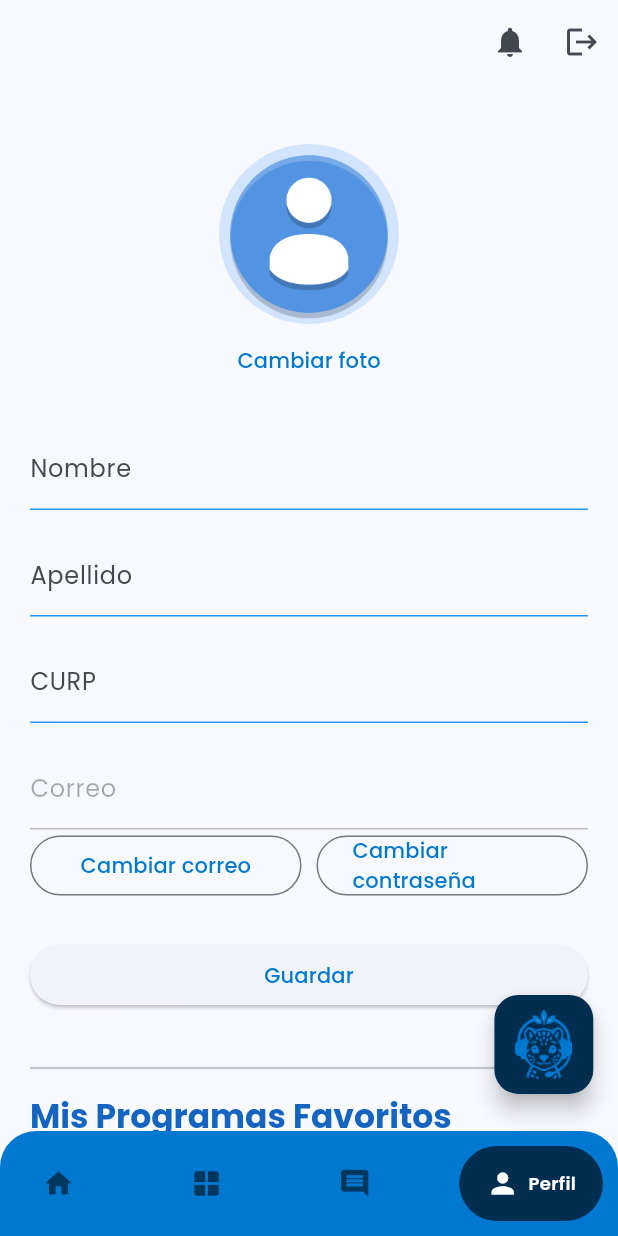
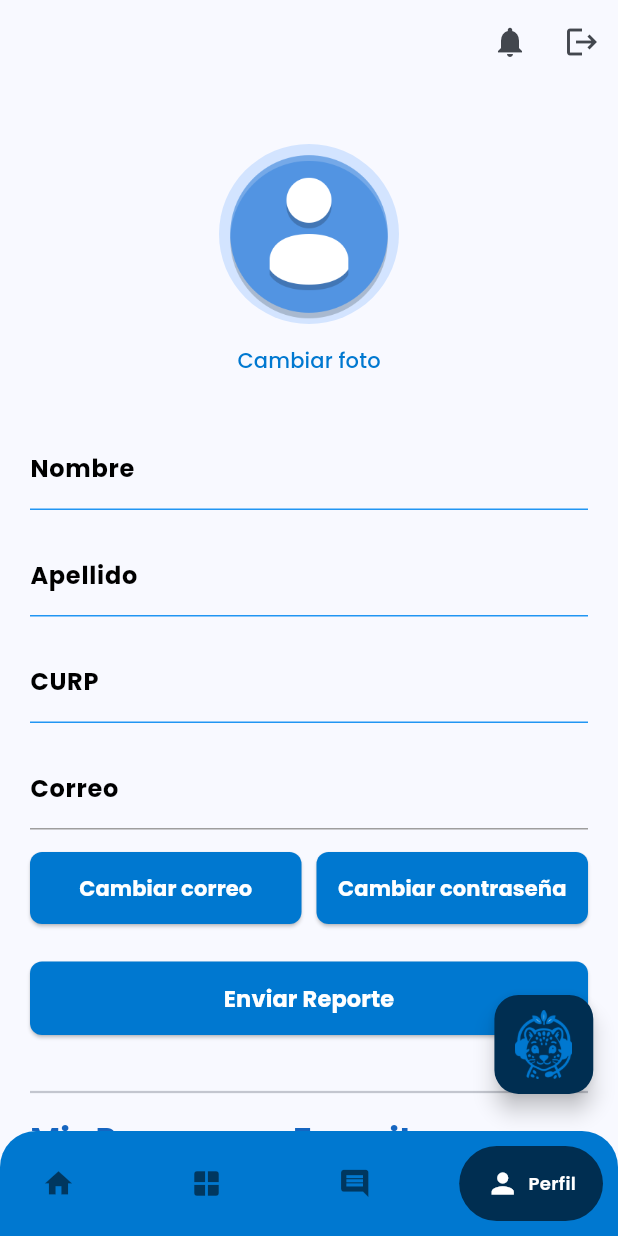
Before and after one commit to ErubielFlota/hackatonGit, a Flutter app: the screen it shows once a user with an empty profile is signed in, swiped to page 4, on a phone screen of 412 x 824 dp. Run offline on Flutter 3.47's test engine with Material 3 defaults, Android fonts, the phone set to English and light mode, and no system bars; drawn by our look-alikes of google_nav_bar; our stand-ins replace audioplayers, cloud_firestore, connectivity_plus, firebase_auth, firebase_core, firebase_storage and 3 more; missing offline and left inert: googleapis, record; accounts and stored records are empty.

Commit message:
Diseño de la pagina de perfil

```diff
--- a/lib/profile_page.dart
+++ b/lib/profile_page.dart
@@ -616,15 +616,20 @@ class _ProfilePageState extends State<ProfilePage> {
     ),
     decoration: InputDecoration(
       labelText: labelText,
+      labelStyle: const TextStyle(
+        fontWeight: FontWeight.bold,
+        color: Colors.black,
+      ),
       enabledBorder: const UnderlineInputBorder(
         borderSide: BorderSide(color: primaryColor),
       ),
       disabledBorder: UnderlineInputBorder(
-          borderSide: BorderSide(color: Colors.grey.shade400),
+        borderSide: BorderSide(color: Colors.grey),
       ),
     ),
   );
 }
+
 
   @override
   Widget build(BuildContext context) {
@@ -815,29 +820,73 @@ class _ProfilePageState extends State<ProfilePage> {
               labelText: "Correo",
               enabled: false,
             ),
+            const SizedBox(height: 15),
+
+
 
               Row(
                 children: [
                   Expanded(
-                    child: OutlinedButton(
+                    child: ElevatedButton(
                       onPressed: _changeEmailDialog,
-                        child: const Text("Cambiar correo"))),
+                      style: ElevatedButton.styleFrom(
+                        backgroundColor: primaryColor,
+                        padding: const EdgeInsets.symmetric(vertical: 14),
+                        minimumSize: const Size(0, 48),
+                        shape: RoundedRectangleBorder(
+                          borderRadius: BorderRadius.circular(8),
+                        ),
+                      ),
+                      child: const Text(
+                        "Cambiar correo",
+                        style: TextStyle(
+                          fontSize: 14,
+                          color: Colors.white,
+                          fontWeight: FontWeight.bold,
+                        ),
+                      ),
+                    ),
+                  ),
                   const SizedBox(width: 10),
                   Expanded(
-                    child: OutlinedButton(
+                    child: ElevatedButton(
                       onPressed: _changePassDialog,
-                        child: const Text("Cambiar contraseña"))),
+                      style: ElevatedButton.styleFrom(
+                        backgroundColor: primaryColor,
+                        padding: const EdgeInsets.symmetric(vertical: 14),
+                        minimumSize: const Size(0, 48),
+                        shape: RoundedRectangleBorder(
+                          borderRadius: BorderRadius.circular(8),
+                        ),
+                      ),
+                      child: const Text(
+                        "Cambiar contraseña",
+                        style: TextStyle(
+                          fontSize: 14,
+                          color: Colors.white,
+                          fontWeight: FontWeight.bold,
+                        ),
+                      ),
+                    ),
+                  ),
                 ],
               ),
+
+
             const SizedBox(height: 25),
 
             SizedBox(
               width: double.infinity,
               child: ElevatedButton(
                 onPressed: _saving ? null : _saveProfile,
+                style: ElevatedButton.styleFrom(
+                        backgroundColor: primaryColor,
+                        padding: const EdgeInsets.symmetric(vertical: 14),
+                        shape: RoundedRectangleBorder(borderRadius: BorderRadius.circular(8)),
+                      ),
                 child: _saving
-                    ? const CircularProgressIndicator(color: Colors.white)
-                    : const Text("Guardar"),
+                    ? const SizedBox(width: 22, height: 22, child: CircularProgressIndicator(color: Colors.white, strokeWidth: 3))
+                    : Text('Enviar Reporte', style: TextStyle(fontSize: fontBase, color: Colors.white, fontWeight: FontWeight.bold)),
               ),
             ),
 
@@ -845,7 +894,7 @@ class _ProfilePageState extends State<ProfilePage> {
             const Divider(thickness: 1.5),
             const SizedBox(height: 10),
 
-            // SECCIÓN MIS FAVORITOS
+            // La parte de favoritos
             Align(
               alignment: Alignment.centerLeft,
               child: Text(
```
Lines whose indentation alone changed are shown as unchanged.
